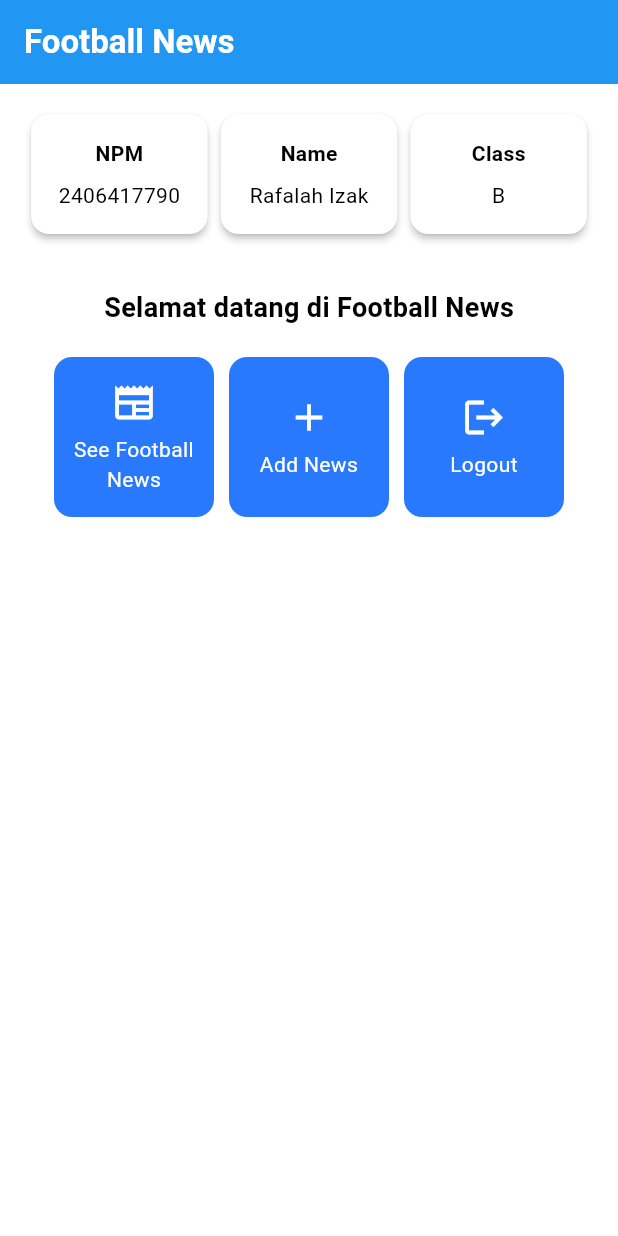
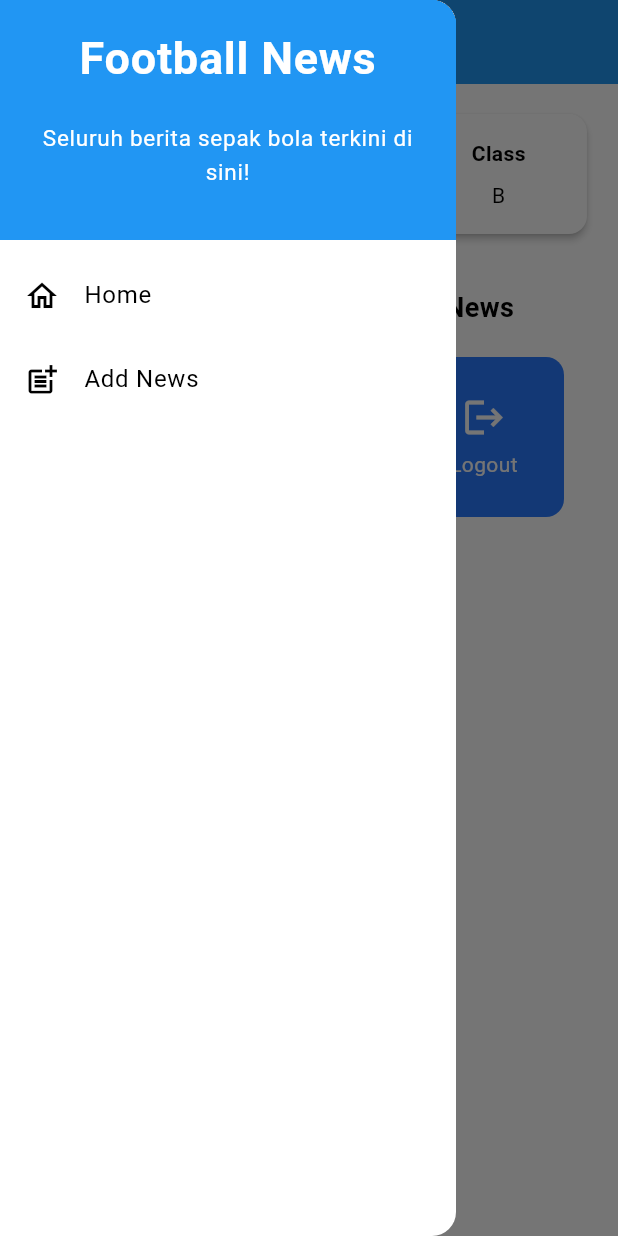
Before and after one commit to Rafalah7/football-news-mobile, a Flutter app: the screen it shows after launch, with the side drawer open (before the commit the screen has no drawer), on a phone screen of 412 x 824 dp. Run offline on Flutter 3.47's test engine with Material 3 defaults, Android fonts, the phone set to English and light mode, and no system bars.

Commit message:
tutorial 7 selesai

```diff
--- a/lib/main.dart
+++ b/lib/main.dart
@@ -1,5 +1,5 @@
 import 'package:flutter/material.dart';
-import 'package:football_news/menu.dart';
+import 'package:football_news/screens/menu.dart';
 
 
 void main() {
--- a/lib/menu.dart
+++ b/lib/screens/menu.dart
@@ -1,4 +1,7 @@
 import 'package:flutter/material.dart';
+import 'package:football_news/widgets/news_card.dart';
+import 'package:football_news/widgets/left_drawer.dart';
+
 
 class MyHomePage extends StatelessWidget {
   MyHomePage({super.key});
@@ -24,6 +27,7 @@ class MyHomePage extends StatelessWidget {
         // Warna latar belakang AppBar diambil dari skema warna tema aplikasi.
         backgroundColor: Theme.of(context).colorScheme.primary,
       ),
+      drawer: LeftDrawer(),
       // Body halaman dengan padding di sekelilingnya.
       body: Padding(
         padding: const EdgeInsets.all(16.0),
@@ -89,8 +93,8 @@ class MyHomePage extends StatelessWidget {
 class InfoCard extends StatelessWidget {
   // Kartu informasi yang menampilkan title dan content.
 
-  final String title;  // Judul kartu.
-  final String content;  // Isi kartu.
+  final String title; // Judul kartu.
+  final String content; // Isi kartu.
 
   const InfoCard({super.key, required this.title, required this.content});
 
@@ -101,15 +105,14 @@ class InfoCard extends StatelessWidget {
       elevation: 2.0,
       child: Container(
         // Mengatur ukuran dan jarak di dalam kartu.
-        width: MediaQuery.of(context).size.width / 3.5, // menyesuaikan dengan lebar device yang digunakan.
+        width:
+            MediaQuery.of(context).size.width /
+            3.5, // menyesuaikan dengan lebar device yang digunakan.
         padding: const EdgeInsets.all(16.0),
         // Menyusun title dan content secara vertikal.
         child: Column(
           children: [
-            Text(
-              title,
-              style: const TextStyle(fontWeight: FontWeight.bold),
-            ),
+            Text(title, style: const TextStyle(fontWeight: FontWeight.bold)),
             const SizedBox(height: 8.0),
             Text(content),
           ],
@@ -118,61 +121,3 @@ class InfoCard extends StatelessWidget {
     );
   }
 }
-
-class ItemCard extends StatelessWidget {
-  // Menampilkan kartu dengan ikon dan nama.
-
-  final ItemHomepage item;
-
-  const ItemCard(this.item, {super.key});
-
-  @override
-  Widget build(BuildContext context) {
-    return Material(
-      // Menentukan warna latar belakang dari tema aplikasi.
-      color: Theme.of(context).colorScheme.secondary,
-      // Membuat sudut kartu melengkung.
-      borderRadius: BorderRadius.circular(12),
-
-      child: InkWell(
-        // Aksi ketika kartu ditekan.
-        onTap: () {
-          // Menampilkan pesan SnackBar saat kartu ditekan.
-          ScaffoldMessenger.of(context)
-            ..hideCurrentSnackBar()
-            ..showSnackBar(
-              SnackBar(
-                content: Text("Kamu telah menekan tombol ${item.name}!"),
-              ),
-            );
-        },
-        // Container untuk menyimpan Icon dan Text
-        child: Container(
-          padding: const EdgeInsets.all(8),
-          child: Center(
-            child: Column(
-              // Menyusun ikon dan teks di tengah kartu.
-              mainAxisAlignment: MainAxisAlignment.center,
-              children: [
-                Icon(item.icon, color: Colors.white, size: 30.0),
-                const Padding(padding: EdgeInsets.all(3)),
-                Text(
-                  item.name,
-                  textAlign: TextAlign.center,
-                  style: const TextStyle(color: Colors.white),
-                ),
-              ],
-            ),
-          ),
-        ),
-      ),
-    );
-  }
-}
-
-class ItemHomepage {
-  final String name;
-  final IconData icon;
-
-  ItemHomepage(this.name, this.icon);
-}
--- /dev/null
+++ b/lib/widgets/left_drawer.dart
@@ -0,0 +1,75 @@
+import 'package:flutter/material.dart';
+import 'package:football_news/screens/menu.dart';
+import 'package:football_news/screens/newslist_form.dart';
+
+class LeftDrawer extends StatelessWidget {
+  const LeftDrawer({super.key});
+
+  @override
+  Widget build(BuildContext context) {
+    return Drawer(
+      child: ListView(
+        children: [
+          const DrawerHeader(
+            // TODO: Bagian drawer header
+            decoration: BoxDecoration(
+              color: Colors.blue,
+            ),
+            child: Column(
+              children: [
+                Text(
+                  'Football News',
+                  textAlign: TextAlign.center,
+                  style: TextStyle(
+                    fontSize: 30,
+                    fontWeight: FontWeight.bold,
+                    color: Colors.white,
+                  ),
+                ),
+                Padding(padding: EdgeInsets.all(10)),
+                Text("Seluruh berita sepak bola terkini di sini!",
+                    // TODO: Tambahkan gaya teks dengan center alignment, font ukuran 15, warna putih, dan weight biasa
+                    textAlign: TextAlign.center,
+                    style: TextStyle(
+                      fontSize: 15,
+                      color: Colors.white,
+                      fontWeight: FontWeight.normal,
+                    ),
+                ),
+              ],
+            ),
+          ),
+          // TODO: Bagian routing
+          ListTile(
+            leading: const Icon(Icons.home_outlined),
+            title: const Text('Home'),
+            // Bagian redirection ke MyHomePage
+            onTap: () {
+              Navigator.pushReplacement(
+                  context,
+                  MaterialPageRoute(
+                    builder: (context) => MyHomePage(),
+                  ));
+            },
+          ),
+          ListTile(
+            leading: const Icon(Icons.post_add),
+            title: const Text('Add News'),
+            // Bagian redirection ke NewsFormPage
+            onTap: () {
+              /*
+              TODO: Buatlah routing ke NewsFormPage di sini,
+              setelah halaman NewsFormPage sudah dibuat.
+              */
+              Navigator.push(
+                  context,
+                  MaterialPageRoute(
+                    builder: (context) => const NewsFormPage(),
+                  ));
+            },
+          ),
+        ],
+      ),
+    );
+  }
+}
--- /dev/null
+++ b/lib/widgets/news_card.dart
@@ -0,0 +1,68 @@
+import 'package:flutter/material.dart';
+import 'package:football_news/screens/newslist_form.dart';
+
+class ItemCard extends StatelessWidget {
+  final ItemHomepage item;
+
+  const ItemCard(this.item, {super.key});
+
+  @override
+  Widget build(BuildContext context) {
+    return Material(
+      // Menentukan warna latar belakang dari tema aplikasi.
+      color: Theme.of(context).colorScheme.secondary,
+      // Membuat sudut kartu melengkung.
+      borderRadius: BorderRadius.circular(12),
+
+      child: InkWell(
+        // Aksi ketika kartu ditekan.
+        // Area responsif terhadap sentuhan
+        onTap: () {
+          // Memunculkan SnackBar ketika diklik
+          ScaffoldMessenger.of(context)
+            ..hideCurrentSnackBar()
+            ..showSnackBar(SnackBar(
+                content: Text("Kamu telah menekan tombol ${item.name}!")));
+
+          // Navigate ke route yang sesuai (tergantung jenis tombol)
+          if (item.name == "Tambah Berita") {
+            // TODO: Gunakan Navigator.push untuk melakukan navigasi ke MaterialPageRoute yang mencakup NewsFormPage.
+            Navigator.push(
+              context,
+              MaterialPageRoute(
+                builder: (context) => const NewsFormPage(),
+              ),
+            );
+          }
+
+        },
+        // Container untuk menyimpan Icon dan Text
+        child: Container(
+          padding: const EdgeInsets.all(8),
+          child: Center(
+            child: Column(
+              // Menyusun ikon dan teks di tengah kartu.
+              mainAxisAlignment: MainAxisAlignment.center,
+              children: [
+                Icon(item.icon, color: Colors.white, size: 30.0),
+                const Padding(padding: EdgeInsets.all(3)),
+                Text(
+                  item.name,
+                  textAlign: TextAlign.center,
+                  style: const TextStyle(color: Colors.white),
+                ),
+              ],
+            ),
+          ),
+        ),
+      ),
+    );
+  }
+}
+
+class ItemHomepage {
+  final String name;
+  final IconData icon;
+
+  ItemHomepage(this.name, this.icon);
+}
```
Also changed, not shown: lib/screens/newslist_form.dart (added, +222 -0 lines).
